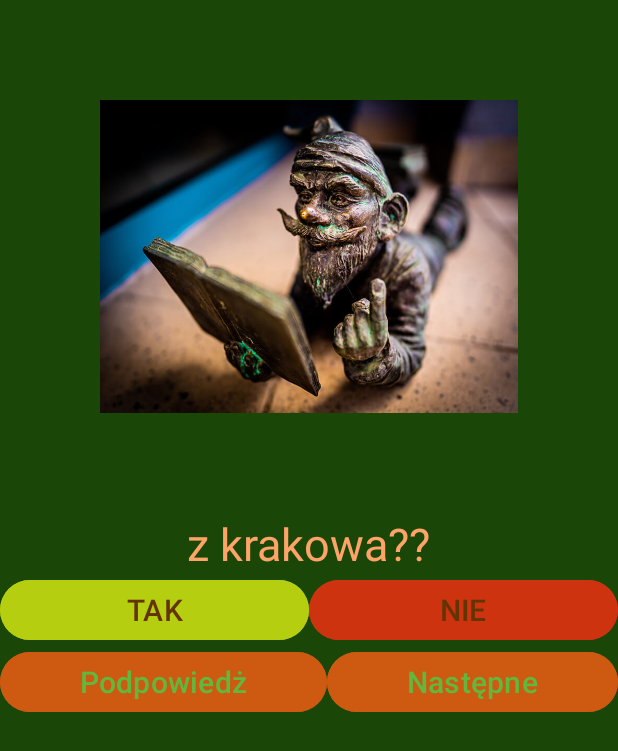
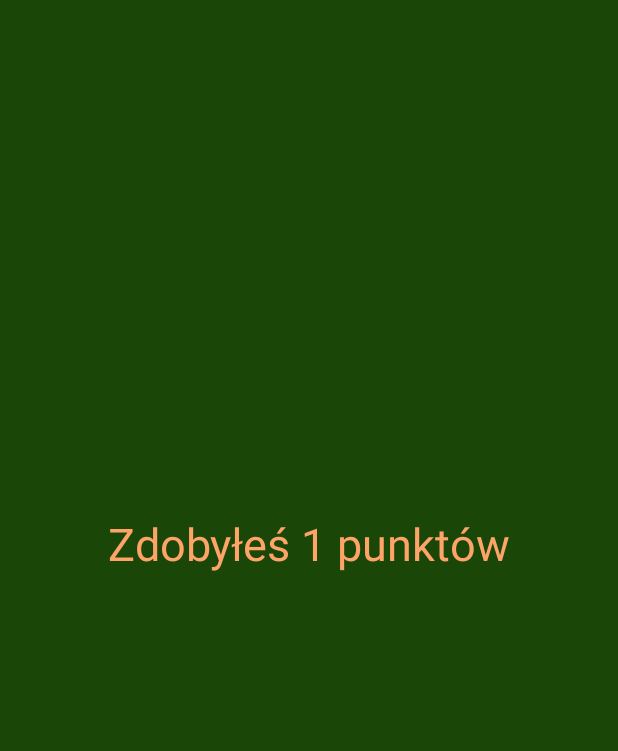
Before and after one commit to trzynasty-0/quiz, an Android app: the screen it shows after launch (MainActivity), after a tap on "Następne", on a phone screen of 412 x 824 dp. Shown: the top 751 px of the screen. Run offline under Robolectric (Android 15) with nearby library versions, the phone set to English and light mode, and no system bars; 3 other taps on this screen came first.

Commit message:
podpowiedzi

```diff
--- a/app/src/main/AndroidManifest.xml
+++ b/app/src/main/AndroidManifest.xml
@@ -13,6 +13,9 @@
         android:theme="@style/Theme.Quiz"
         tools:targetApi="31">
         <activity
+            android:name=".PodpowiedzActivity"
+            android:exported="false" />
+        <activity
             android:name=".MainActivity"
             android:exported="true">
             <intent-filter>
--- a/app/src/main/java/com/example/quiz/MainActivity.java
+++ b/app/src/main/java/com/example/quiz/MainActivity.java
@@ -1,5 +1,6 @@
 package com.example.quiz;
 
+import android.content.Intent;
 import android.os.Bundle;
 import android.view.View;
 import android.widget.Button;
@@ -32,13 +33,14 @@ public class MainActivity extends AppCompatActivity {
             return insets;
         });
 
-        pytania.add(new Pytanie(R.drawable.wiewiora, "Czy wiewiórki zapadają w sen zimowy?", "Wiewiórki robią zapasy na zimę", true));
-        pytania.add(new Pytanie(R.drawable.bociek, "huh??", "nwm", true));
-        pytania.add(new Pytanie(R.drawable.krasnal, "z krakowa??", "nie", false));
+        pytania.add(new Pytanie(R.drawable.wiewiora, "Czy wiewiórki są rude?", "Obrazek", true));
+        pytania.add(new Pytanie(R.drawable.bociek, "czy bociany odlatują na zimę", "czasem na niebie widać ich klucze", true));
+        pytania.add(new Pytanie(R.drawable.krasnal, "z krasnal na obrazku jest z krakowa??", "jest wiele miast z krasnalami w Polsce", false));
 
         bNie = findViewById(R.id.button3);
         bTak = findViewById(R.id.button4);
         bNext = findViewById(R.id.button6);
+        bPodpowiedz = findViewById(R.id.button5);
         trescPytania = findViewById(R.id.trescPytanie);
         zdjecie = findViewById(R.id.obrazek1);
         wyswietlPytanie(numerPytanka);
@@ -47,7 +49,7 @@ public class MainActivity extends AppCompatActivity {
                 new View.OnClickListener() {
                     @Override
                     public void onClick(View view) {
-                        if(numerPytanka < pytania.size()) {
+                        if(numerPytanka <= pytania.size()) {
                             numerPytanka++;
                             wyswietlPytanie(numerPytanka);
                         }
@@ -78,18 +80,40 @@ public class MainActivity extends AppCompatActivity {
                     }
                 }
         );
+        bPodpowiedz.setOnClickListener(
+                new View.OnClickListener() {
+                    @Override
+                    public void onClick(View view) {
+                        Intent intent = new Intent(MainActivity.this, PodpowiedzActivity.class);
+                        intent.putExtra("NUMERPYTANKA", numerPytanka);
+                        startActivity(intent);
+                    }
+                }
+        );
 
 
     }
 
     private void wyswietlPytanie(int ktorePytanie){
-        trescPytania.setText(pytania.get(ktorePytanie).getTrescPytania());
-        zdjecie.setImageResource(pytania.get(ktorePytanie).getIdObrazek());
+        if(numerPytanka != pytania.size()){
+            trescPytania.setText(pytania.get(ktorePytanie).getTrescPytania());
+            zdjecie.setImageResource(pytania.get(ktorePytanie).getIdObrazek());
+        }
+        else{
+            trescPytania.setText("Zdobyłeś " + wynik + " punktów");
+            zdjecie.setVisibility(View.INVISIBLE);
+            bTak.setVisibility(View.INVISIBLE);
+            bNie.setVisibility(View.INVISIBLE);
+            bNext.setVisibility(View.INVISIBLE);
+            bPodpowiedz.setVisibility(View.INVISIBLE);
+
+        }
     }
     private void sprawdzeniePoprawności(int ktorePytanie, boolean udzielonaOdpowniedz){
         if(pytania.get(ktorePytanie).isOdpowiedz() != udzielonaOdpowniedz){
             pytania.get(ktorePytanie).setCzyOdpowiedzOk(true);
             Toast.makeText(this, "Udzielono poprawną odpowiedź", Toast.LENGTH_SHORT).show();
+            wynik++;
         }
         else{
             pytania.get(ktorePytanie).setCzyOdpowiedzOk(false);
```
Also changed, not shown: app/src/main/java/com/example/quiz/PodpowiedzActivity.java (added, +26 -0 lines), app/src/main/res/layout/activity_podpowiedz.xml (added, +30 -0 lines).
